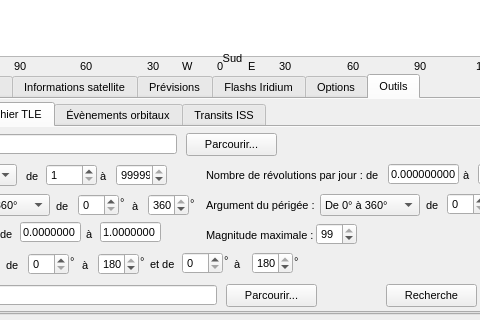
The window that previsat.ui (mconsidine/previsat_archive) describes before a commit, drawn with Qt 5; both pictures show x 188 to 668 and y 370 to 690 of the 1068 by 690 pixel window.
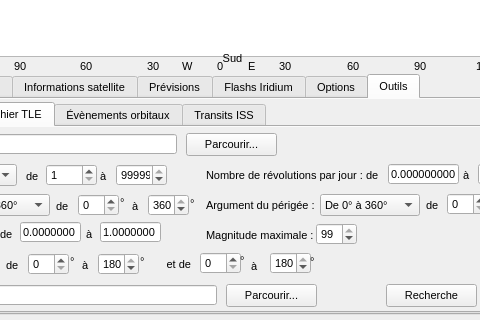
The same window after the commit. The open tabs and pages were chosen to show the change. Icons and pictures are not drawn.

Commit message: Corrections bis (pour l'interface en anglais)

The edit to the form file:
```diff
--- a/previsat.ui
+++ b/previsat.ui
@@ -7528,7 +7528,7 @@
                <rect>
                 <x>324</x>
                 <y>125</y>
-                <width>161</width>
+                <width>181</width>
                 <height>23</height>
                </rect>
               </property>
@@ -7546,18 +7546,21 @@
                 <rect>
                  <x>0</x>
                  <y>4</y>
-                 <width>31</width>
+                 <width>41</width>
                  <height>16</height>
                 </rect>
                </property>
                <property name="text">
                 <string>et de</string>
                </property>
+               <property name="alignment">
+                <set>Qt::AlignRight|Qt::AlignTrailing|Qt::AlignVCenter</set>
+               </property>
               </widget>
               <widget class="QSpinBox" name="inclMin2">
                <property name="geometry">
                 <rect>
-                 <x>32</x>
+                 <x>50</x>
                  <y>0</y>
                  <width>41</width>
                  <height>22</height>
@@ -7576,10 +7579,10 @@
               <widget class="QLabel" name="lbl_inclMax2">
                <property name="geometry">
                 <rect>
-                 <x>84</x>
+                 <x>101</x>
                  <y>4</y>
-                 <width>16</width>
-                 <height>16</height>
+                 <width>20</width>
+                 <height>20</height>
                 </rect>
                </property>
                <property name="text">
@@ -7589,7 +7592,7 @@
               <widget class="QSpinBox" name="inclMax2">
                <property name="geometry">
                 <rect>
-                 <x>102</x>
+                 <x>120</x>
                  <y>0</y>
                  <width>41</width>
                  <height>22</height>
@@ -7608,7 +7611,7 @@
               <widget class="QLabel" name="deg5">
                <property name="geometry">
                 <rect>
-                 <x>74</x>
+                 <x>90</x>
                  <y>0</y>
                  <width>16</width>
                  <height>16</height>
@@ -7621,7 +7624,7 @@
               <widget class="QLabel" name="deg6">
                <property name="geometry">
                 <rect>
-                 <x>144</x>
+                 <x>160</x>
                  <y>1</y>
                  <width>16</width>
                  <height>16</height>
```
Left out of the diff: 17 changed lines with no effect on the pictures. The commit also changes 3 other files.
